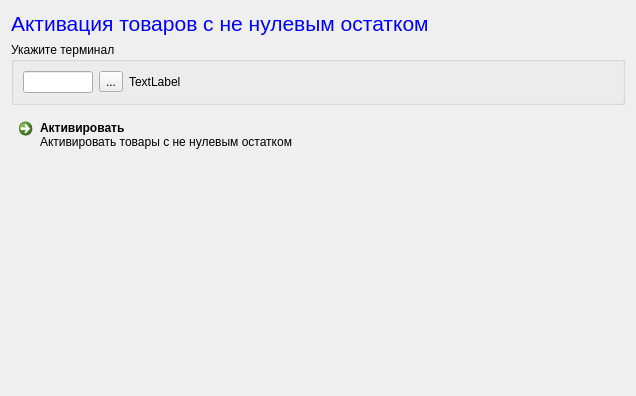
The window that activatearticlesdialog.ui (rust3128/MPosEdit) describes before a commit, drawn with Qt 5.
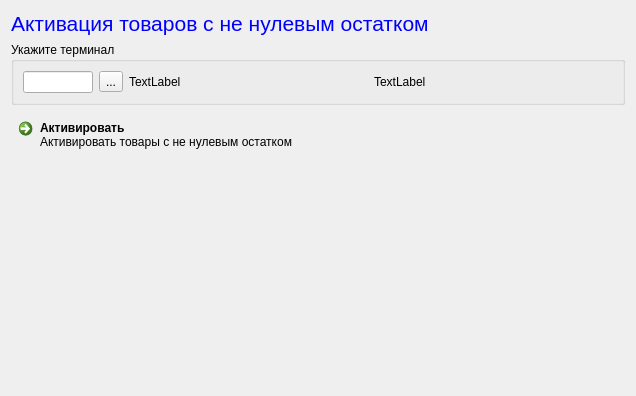
The same window after the commit. Icons and pictures are not drawn.

```diff
--- a/activatearticlesdialog.ui
+++ b/activatearticlesdialog.ui
@@ -70,6 +70,13 @@
         </property>
        </widget>
       </item>
+      <item>
+       <widget class="QLabel" name="labelConnAviable">
+        <property name="text">
+         <string>TextLabel</string>
+        </property>
+       </widget>
+      </item>
      </layout>
     </widget>
    </item>
```
